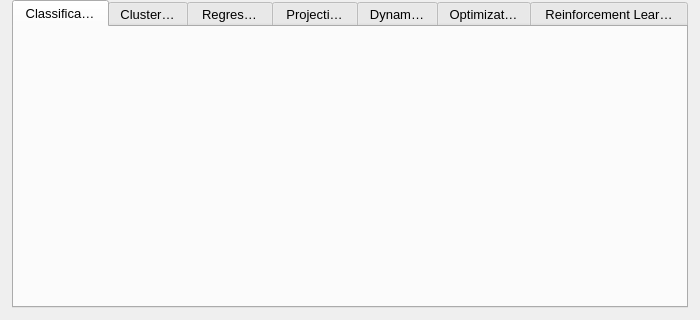
The window that MLDemos/algorithmOptions.ui (b4silio/MLDemos) describes before a commit, drawn with Qt 5.
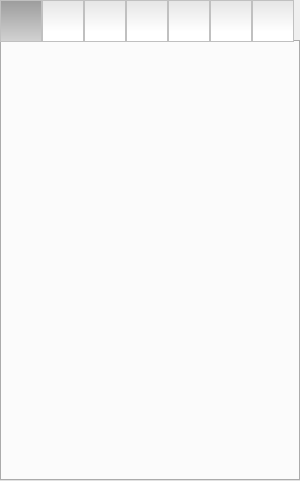
The same window after the commit. Icons and pictures are not drawn.

Commit message: v0.6.0 CHANGED: Major revision of Graphical UI. The drawing, algorithm and display option panels have been integrated into the main window. Algorithm option panes have been revised for more consistency and clearer workflow CHANGED: Visualization display mode now hides all editing options (essentially a "read-only" mode) ADDED: new Icons for algorithms, display options, etc.

The edit to the form file:
```diff
--- a/MLDemos/algorithmOptions.ui
+++ b/MLDemos/algorithmOptions.ui
@@ -6,26 +6,26 @@
    <rect>
     <x>0</x>
     <y>0</y>
-    <width>700</width>
-    <height>320</height>
+    <width>300</width>
+    <height>481</height>
    </rect>
   </property>
   <property name="sizePolicy">
-   <sizepolicy hsizetype="Expanding" vsizetype="Expanding">
+   <sizepolicy hsizetype="MinimumExpanding" vsizetype="MinimumExpanding">
     <horstretch>0</horstretch>
     <verstretch>0</verstretch>
    </sizepolicy>
   </property>
   <property name="minimumSize">
    <size>
-    <width>700</width>
-    <height>320</height>
+    <width>300</width>
+    <height>0</height>
    </size>
   </property>
   <property name="maximumSize">
    <size>
-    <width>700</width>
-    <height>320</height>
+    <width>16777215</width>
+    <height>16777215</height>
    </size>
   </property>
   <property name="font">
@@ -45,16 +45,16 @@
     <number>0</number>
    </property>
    <property name="leftMargin">
-    <number>12</number>
+    <number>0</number>
    </property>
    <property name="topMargin">
     <number>0</number>
    </property>
    <property name="rightMargin">
-    <number>12</number>
+    <number>0</number>
    </property>
    <property name="bottomMargin">
-    <number>12</number>
+    <number>0</number>
    </property>
    <item>
     <widget class="QTabWidget" name="tabWidget">
@@ -72,7 +72,7 @@
      </property>
      <property name="font">
       <font>
-       <pointsize>10</pointsize>
+       <pointsize>13</pointsize>
        <weight>50</weight>
        <italic>false</italic>
        <bold>false</bold>
@@ -82,17 +82,39 @@
        <kerning>true</kerning>
       </font>
      </property>
+     <property name="layoutDirection">
+      <enum>Qt::LeftToRight</enum>
+     </property>
+     <property name="autoFillBackground">
+      <bool>false</bool>
+     </property>
+     <property name="styleSheet">
+      <string notr="true">QTabBar::tab {
+height: 40px;
+width: 40px;
+border-style: ridge;
+border-width: 1px;
+border-color: gray;
+background-color: qlineargradient( x1:0 y1:-0.5, x2:0 y2:0.75, stop:0 lightgray, stop:1 white);
+}
+QTabBar::tab:selected {
+background-color: qlineargradient( x1:0 y1:-0.5, x2:0 y2:1, stop:0 gray, stop:1 lightgray);
+}</string>
+     </property>
      <property name="tabPosition">
       <enum>QTabWidget::North</enum>
      </property>
-     <property name="tabShape">
-      <enum>QTabWidget::Rounded</enum>
-     </property>
      <property name="currentIndex">
       <number>0</number>
      </property>
+     <property name="iconSize">
+      <size>
+       <width>38</width>
+       <height>38</height>
+      </size>
+     </property>
      <property name="elideMode">
-      <enum>Qt::ElideRight</enum>
+      <enum>Qt::ElideMiddle</enum>
      </property>
      <property name="usesScrollButtons">
       <bool>false</bool>
@@ -108,6 +130,9 @@
      </property>
      <widget class="QWidget" name="tabClass">
       <attribute name="title">
+       <string/>
+      </attribute>
+      <attribute name="toolTip">
        <string>Classification</string>
       </attribute>
       <layout class="QHBoxLayout" name="horizontalLayout_2">
@@ -130,6 +155,9 @@
      </widget>
      <widget class="QWidget" name="tabClust">
       <attribute name="title">
+       <string/>
+      </attribute>
+      <attribute name="toolTip">
        <string>Clustering</string>
       </attribute>
       <layout class="QHBoxLayout" name="horizontalLayout_3">
@@ -152,6 +180,9 @@
      </widget>
      <widget class="QWidget" name="tabRegr">
       <attribute name="title">
+       <string/>
+      </attribute>
+      <attribute name="toolTip">
        <string>Regression</string>
       </attribute>
       <layout class="QHBoxLayout" name="horizontalLayout_4">
@@ -174,7 +205,10 @@
      </widget>
      <widget class="QWidget" name="tabProj">
       <attribute name="title">
-       <string>Projections</string>
+       <string/>
+      </attribute>
+      <attribute name="toolTip">
+       <string>Projection</string>
       </attribute>
       <layout class="QHBoxLayout" name="horizontalLayout_7">
        <property name="spacing">
@@ -196,7 +230,10 @@
      </widget>
      <widget class="QWidget" name="tabDyn">
       <attribute name="title">
-       <string>Dynamical</string>
+       <string/>
+      </attribute>
+      <attribute name="toolTip">
+       <string>Dynamical Systems</string>
       </attribute>
       <layout class="QHBoxLayout" name="horizontalLayout_5">
        <property name="spacing">
@@ -218,7 +255,10 @@
      </widget>
      <widget class="QWidget" name="tabMax">
       <attribute name="title">
-       <string>Optimization</string>
+       <string/>
+      </attribute>
+      <attribute name="toolTip">
+       <string>Maximization</string>
       </attribute>
       <layout class="QHBoxLayout" name="horizontalLayout_6">
        <property name="spacing">
@@ -240,6 +280,9 @@
      </widget>
      <widget class="QWidget" name="tabReinf">
       <attribute name="title">
+       <string/>
+      </attribute>
+      <attribute name="toolTip">
        <string>Reinforcement Learning</string>
       </attribute>
       <layout class="QHBoxLayout" name="horizontalLayout_8">
```
Left out of the diff: 32 changed lines with no effect on the pictures. The commit also changes 126 other files.
